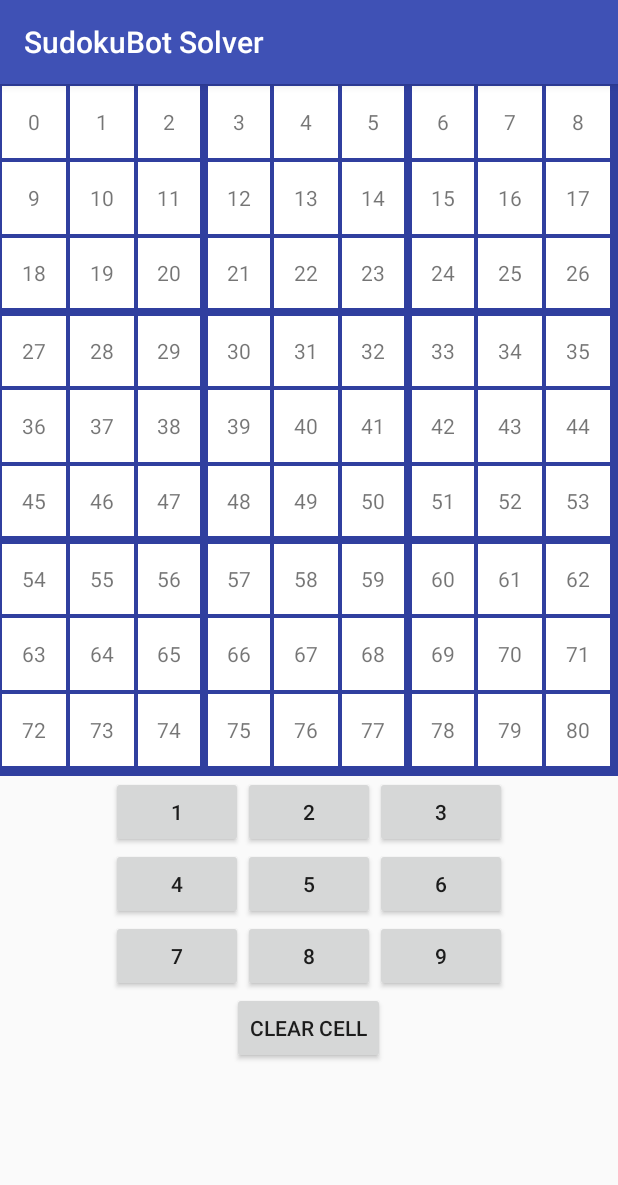
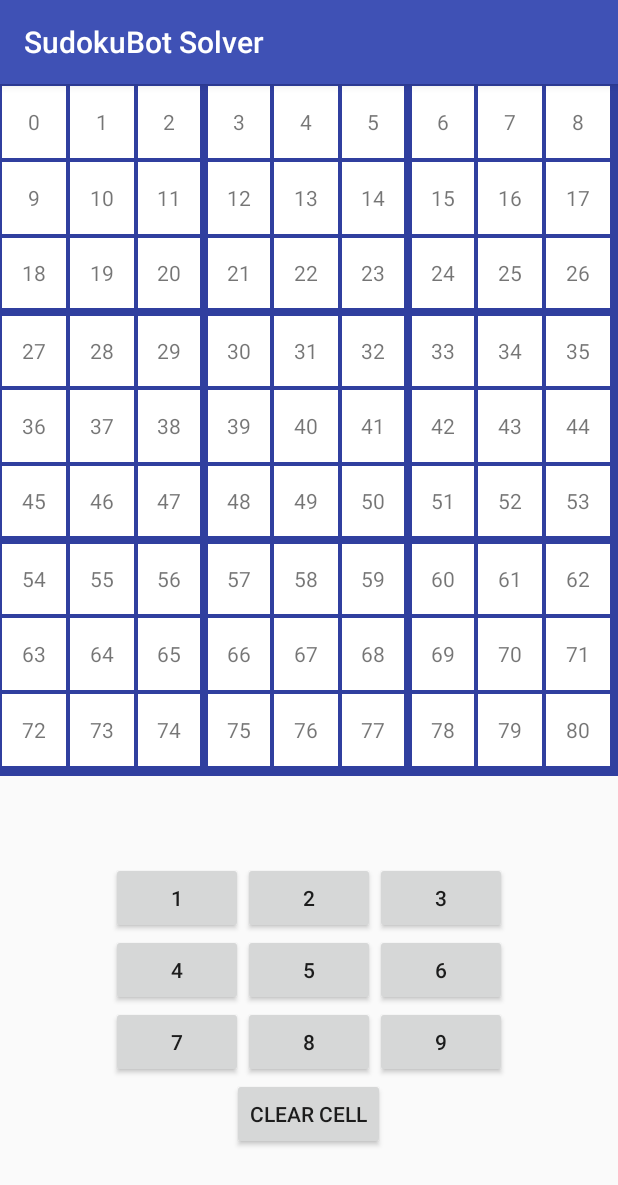
Before and after one commit to evjrob/SudokuBotSolver, an Android app: the screen it shows after launch (MainActivity), on a phone screen of 412 x 824 dp. Shown: the top 1185 px of the screen. Run offline under Robolectric (Android 15) with nearby library versions, the phone set to English and light mode, and no system bars.

Commit message:
Created a layout that looks better in landscape mode and updated fragment_keypad.xml to center the keypad.

```diff
--- /dev/null
+++ b/app/src/main/res/layout-land/activity_main.xml
@@ -0,0 +1,25 @@
+<?xml version="1.0" encoding="utf-8"?>
+<LinearLayout xmlns:android="http://schemas.android.com/apk/res/android"
+    xmlns:tools="http://schemas.android.com/tools"
+    android:id="@+id/activity_main"
+    android:layout_width="match_parent"
+    android:layout_height="match_parent"
+    android:orientation="horizontal"
+    tools:context="com.everettsprojects.sudokubotsolver.MainActivity">
+
+    <fragment xmlns:android="http://schemas.android.com/apk/res/android"
+        xmlns:tools="http://schemas.android.com/tools"
+        android:id="@+id/fragment_sudoku_board"
+        android:name="com.everettsprojects.sudokubotsolver.SudokuBoardFragment"
+        android:layout_height="match_parent"
+        android:layout_width="match_parent"
+        android:layout_weight="4"/>
+
+    <fragment xmlns:android="http://schemas.android.com/apk/res/android"
+        xmlns:tools="http://schemas.android.com/tools"
+        android:id="@+id/fragment_keypad"
+        android:name="com.everettsprojects.sudokubotsolver.KeypadFragment"
+        android:layout_height="match_parent"
+        android:layout_width="match_parent"
+        android:layout_weight="5"/>
+</LinearLayout>
--- a/app/src/main/res/layout/fragment_keypad.xml
+++ b/app/src/main/res/layout/fragment_keypad.xml
@@ -1,7 +1,8 @@
 <?xml version="1.0" encoding="utf-8"?>
 <LinearLayout xmlns:android="http://schemas.android.com/apk/res/android"
     android:orientation="vertical"
-    android:layout_gravity="center_horizontal"
+    android:layout_gravity="center"
+    android:gravity="center"
     android:layout_width="wrap_content"
     android:layout_height="wrap_content">
 
```
